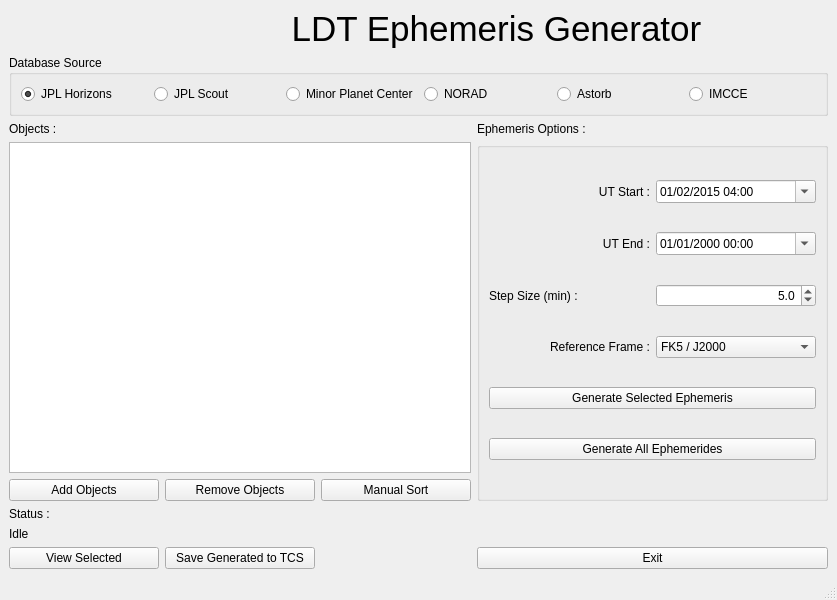
This is obstools/UI/EphemMainWindow.ui in LowellObservatory/LDTObserverTools as Qt 5 draws it before an edit. The edited form follows.
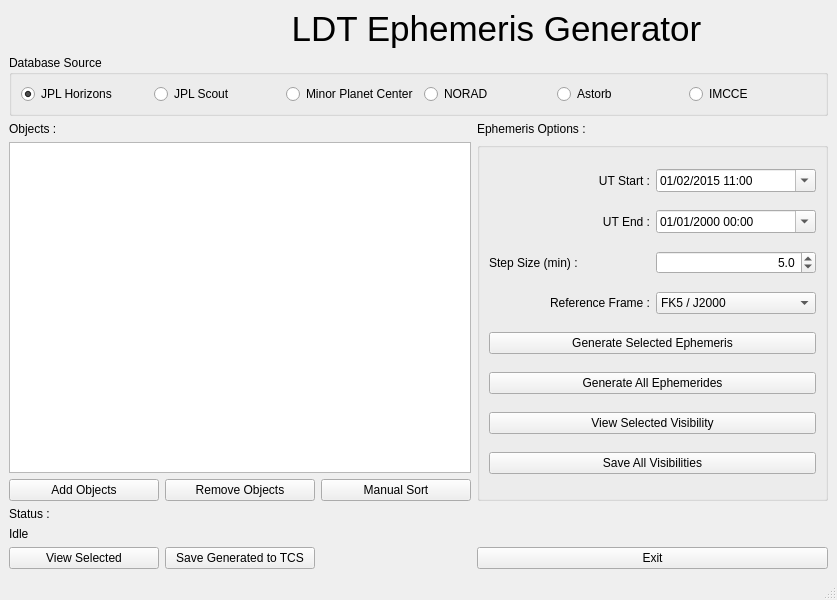
This is the edited form. Icons and pictures are not drawn.

Commit message:
WIP: Visibility generation for ephermerides
	modified:   .gitignore
	modified:   obstools/UI/EphemMainWindow.py
	modified:   obstools/UI/EphemMainWindow.ui
	modified:   obstools/UI/Makefile
	modified:   obstools/algorithms.py
	modified:   obstools/ephem_generator.py
	modified:   obstools/tests/test_algorithms.py
	modified:   obstools/utils.py
	new file:   obstools/visibilities/.gitkeep

The edit to the form file:
```diff
--- a/obstools/UI/EphemMainWindow.ui
+++ b/obstools/UI/EphemMainWindow.ui
@@ -139,7 +139,7 @@
         <widget class="QDateTimeEdit" name="inputUTStart">
          <property name="dateTime">
           <datetime>
-           <hour>4</hour>
+           <hour>11</hour>
            <minute>0</minute>
            <second>0</second>
            <year>2015</year>
@@ -163,7 +163,7 @@
          </property>
          <property name="maximumTime">
           <time>
-           <hour>15</hour>
+           <hour>22</hour>
            <minute>59</minute>
            <second>59</second>
           </time>
@@ -251,6 +251,23 @@
          </property>
         </widget>
        </item>
+       <item row="6" column="0" colspan="2">
+        <widget class="QPushButton" name="visibilitySelectedButton">
+         <property name="text">
+          <string>View Selected Visibility</string>
+         </property>
+        </widget>
+       </item>
+       <item row="7" column="0" colspan="2">
+        <widget class="QPushButton" name="visibilityAllButton">
+         <property name="enabled">
+          <bool>true</bool>
+         </property>
+         <property name="text">
+          <string>Save All Visibilities</string>
+         </property>
+        </widget>
+       </item>
       </layout>
      </widget>
     </item>
```
Left out of the diff: 70 changed lines with no effect on the pictures. The commit also changes 8 other files.
